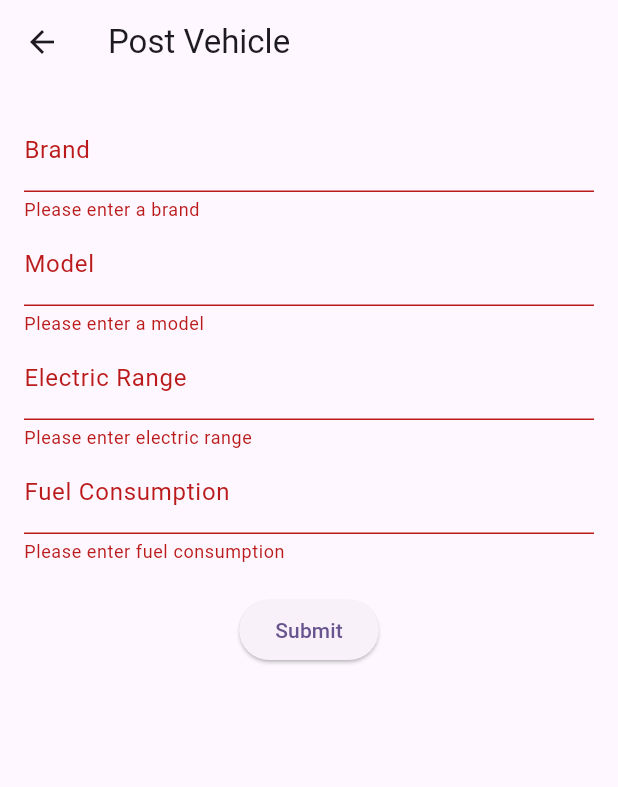
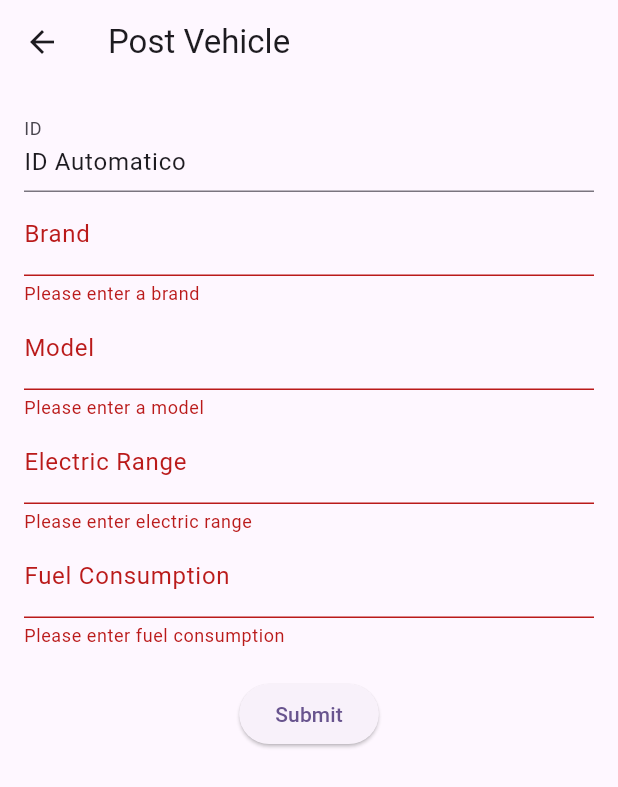
Before and after one commit to abrahamramirezT/crud_flutter, a Flutter app: the PostVehicleScreen screen opened directly, after a tap on "Submit", on a phone screen of 412 x 824 dp. Shown: the top 787 px of the screen. Run offline on Flutter 3.47's test engine with Material 3 defaults, Android fonts, the phone set to English and light mode, and no system bars; our stand-ins replace bloc, equatable, flutter_bloc.

Commit message:
final commit

```diff
--- a/lib/presentation/screens/post_vehicle_screen.dart
+++ b/lib/presentation/screens/post_vehicle_screen.dart
@@ -14,8 +14,16 @@ class _PostVehicleScreenState extends State<PostVehicleScreen> {
   final _formKey = GlobalKey<FormState>();
   final _brandController = TextEditingController();
   final _modelController = TextEditingController();
-  final _electricRangeController = TextEditingController(); // Cambiado a TextEditingController
-  final _fuelConsumptionController = TextEditingController(); // Cambiado a TextEditingController
+  final _electricRangeController = TextEditingController();
+  final _fuelConsumptionController = TextEditingController();
+  final _idController = TextEditingController();
+
+  @override
+  void initState() {
+    super.initState();
+    // Simular generación automática de ID. Deja esto vacío ya que el ID se genera automáticamente en el backend.
+    _idController.text = 'ID Automatico';
+  }
 
   @override
   Widget build(BuildContext context) {
@@ -31,6 +39,14 @@ class _PostVehicleScreenState extends State<PostVehicleScreen> {
               key: _formKey,
               child: Column(
                 children: [
+                  TextFormField(
+                    controller: _idController,
+                    decoration: const InputDecoration(
+                      labelText: 'ID',
+                      hintText: 'ID AUTOMATICO',
+                    ),
+                    readOnly: true, // El campo es solo lectura.
+                  ),
                   TextFormField(
                     controller: _brandController,
                     decoration: const InputDecoration(labelText: 'Brand'),
@@ -52,7 +68,7 @@ class _PostVehicleScreenState extends State<PostVehicleScreen> {
                     },
                   ),
                   TextFormField(
-                    controller: _electricRangeController, // Usar controlador de texto
+                    controller: _electricRangeController,
                     decoration: const InputDecoration(labelText: 'Electric Range'),
                     validator: (value) {
                       if (value == null || value.isEmpty) {
@@ -62,7 +78,7 @@ class _PostVehicleScreenState extends State<PostVehicleScreen> {
                     },
                   ),
                   TextFormField(
-                    controller: _fuelConsumptionController, // Usar controlador de texto
+                    controller: _fuelConsumptionController,
                     decoration: const InputDecoration(labelText: 'Fuel Consumption'),
                     validator: (value) {
                       if (value == null || value.isEmpty) {
@@ -76,10 +92,12 @@ class _PostVehicleScreenState extends State<PostVehicleScreen> {
                     onPressed: () {
                       if (_formKey.currentState?.validate() ?? false) {
                         final vehicle = VehicleModel(
+                          // El ID se debería manejar en el backend, así que no lo establecemos aquí.
+                          id: null,
                           brand: _brandController.text,
                           model: _modelController.text,
-                          electric_range: _electricRangeController.text, // Ahora es un String
-                          fuel_consumption: _fuelConsumptionController.text, // Ahora es un String
+                          electric_range: _electricRangeController.text,
+                          fuel_consumption: _fuelConsumptionController.text,
                         );
                         _postVehicle(context, vehicle);
                       }
@@ -99,7 +117,6 @@ class _PostVehicleScreenState extends State<PostVehicleScreen> {
     try {
       final vehicleRepository = RepositoryProvider.of<VehicleRepository>(context);
 
-      // Mostrar datos del vehículo para depuración
       print('Posting vehicle: ${vehicle.toJson()}');
 
       await vehicleRepository.createVehicle(vehicle);
@@ -109,15 +126,13 @@ class _PostVehicleScreenState extends State<PostVehicleScreen> {
       );
 
       Navigator.pop(context, true);
-    } catch (e, stackTrace) {
-      print('Error: $e\nStackTrace: $stackTrace');
+    } catch (e) {
+      // Mostrar información detallada del error en el SnackBar
+      ScaffoldMessenger.of(context).showSnackBar(
+        SnackBar(content: Text('${e.toString()}')),
+      );
 
-
-
-      Navigator.pop(context, true);
+      Navigator.pop(context, false);
     }
   }
-
-
-
 }
```
Also changed, not shown: lib/data/repository/vehicle_repository.dart (+10 -2 lines).
